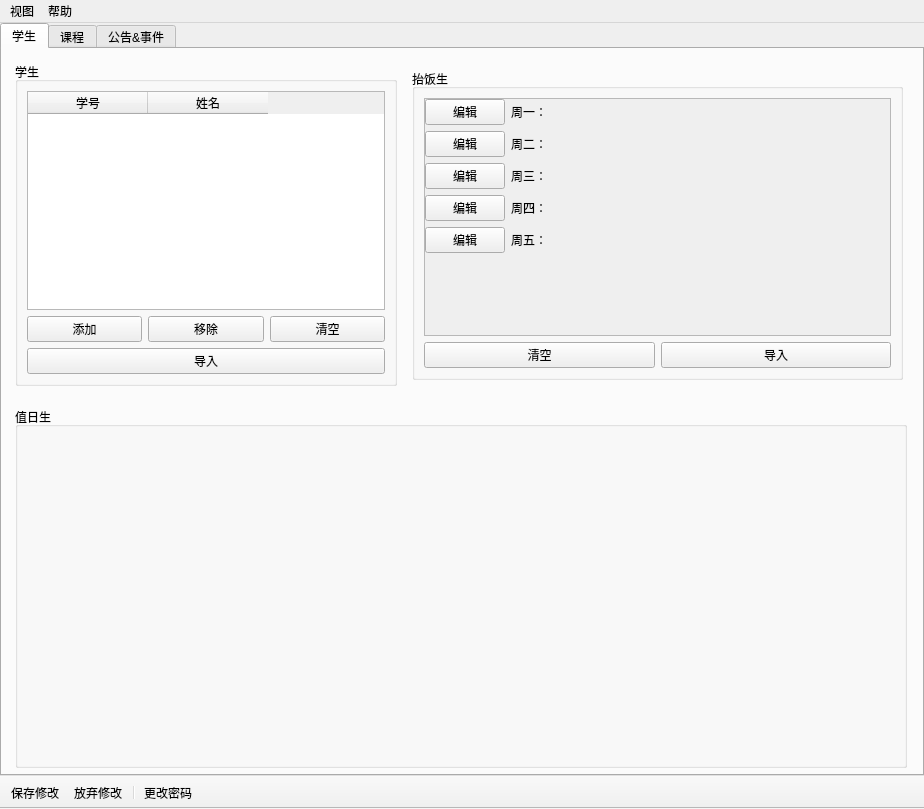
The window that src/ClassAdmin/MainWindow.ui (bili9blood/ClassSystem) describes before a commit, drawn with Qt 5.
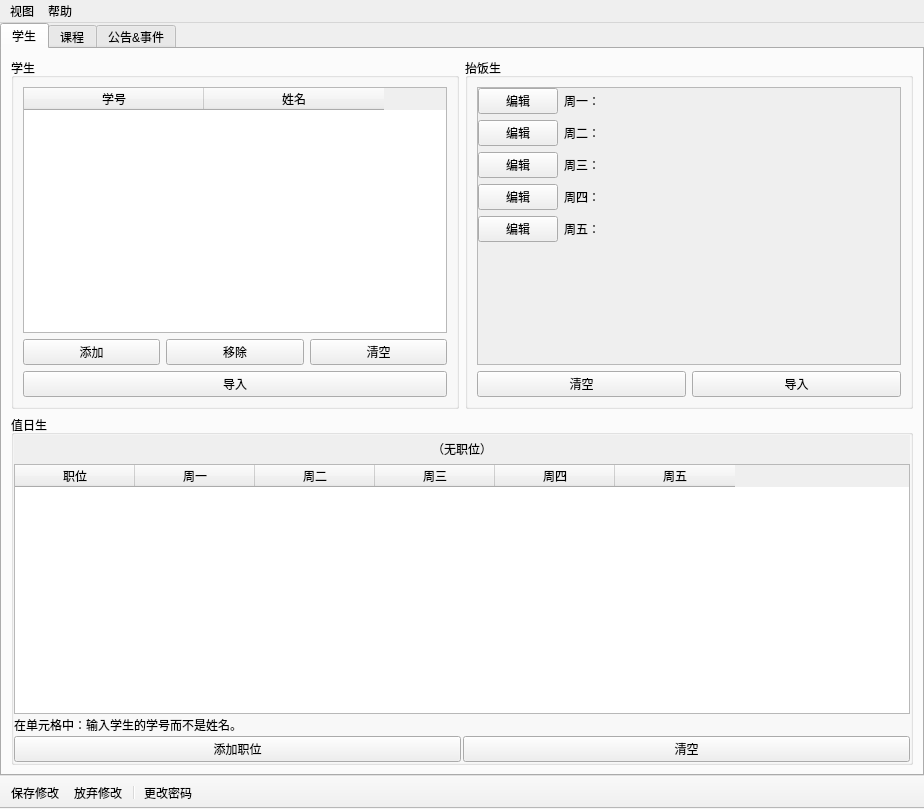
The same window after the commit. Icons and pictures are not drawn.

Commit message: ✨ feat(ClassAdmin): 编辑值日生

What changed in the file:
```diff
--- a/src/ClassAdmin/MainWindow.ui
+++ b/src/ClassAdmin/MainWindow.ui
@@ -54,15 +54,9 @@
        <attribute name="title">
         <string>学生</string>
        </attribute>
+       <layout class="QGridLayout" name="gridLayout_3">
+        <item row="0" column="0">
        <widget class="QGroupBox" name="groupBoxStudents">
-        <property name="geometry">
-         <rect>
-          <x>13</x>
-          <y>13</y>
-          <width>382</width>
-          <height>324</height>
-         </rect>
-        </property>
         <property name="title">
          <string>学生</string>
         </property>
@@ -88,7 +82,7 @@
             <number>0</number>
            </attribute>
            <attribute name="horizontalHeaderDefaultSectionSize">
-            <number>120</number>
+              <number>180</number>
            </attribute>
            <attribute name="verticalHeaderVisible">
             <bool>false</bool>
@@ -138,15 +132,148 @@
          </item>
         </layout>
        </widget>
+        </item>
+        <item row="1" column="0" colspan="2">
+         <widget class="QGroupBox" name="groupBoxStuOnDuty">
+          <property name="title">
+           <string>值日生</string>
+          </property>
+          <layout class="QVBoxLayout" name="verticalLayout_2">
+           <property name="spacing">
+            <number>2</number>
+           </property>
+           <property name="leftMargin">
+            <number>0</number>
+           </property>
+           <property name="topMargin">
+            <number>0</number>
+           </property>
+           <property name="rightMargin">
+            <number>0</number>
+           </property>
+           <property name="bottomMargin">
+            <number>0</number>
+           </property>
+           <item>
+            <widget class="QScrollArea" name="scrollAreaStuOnDuty">
+             <property name="frameShape">
+              <enum>QFrame::NoFrame</enum>
+             </property>
+             <property name="widgetResizable">
+              <bool>true</bool>
+             </property>
+             <widget class="QWidget" name="scrollAreaWidgetContents_2">
+              <property name="geometry">
+               <rect>
+                <x>0</x>
+                <y>0</y>
+                <width>890</width>
+                <height>252</height>
+               </rect>
+              </property>
+              <layout class="QVBoxLayout" name="verticalLayout_3">
+               <property name="leftMargin">
+                <number>0</number>
+               </property>
+               <property name="topMargin">
+                <number>5</number>
+               </property>
+               <property name="rightMargin">
+                <number>0</number>
+               </property>
+               <property name="bottomMargin">
+                <number>0</number>
+               </property>
+               <item alignment="Qt::AlignHCenter">
+                <widget class="QLabel" name="labelNoDutyJobs">
+                 <property name="text">
+                  <string>（无职位）</string>
+                 </property>
+                </widget>
+               </item>
+               <item>
+                <widget class="QTableWidget" name="stuOnDutyTable">
+                 <attribute name="horizontalHeaderDefaultSectionSize">
+                  <number>120</number>
+                 </attribute>
+                 <attribute name="verticalHeaderVisible">
+                  <bool>false</bool>
+                 </attribute>
+                 <attribute name="verticalHeaderMinimumSectionSize">
+                  <number>120</number>
+                 </attribute>
+                 <attribute name="verticalHeaderDefaultSectionSize">
+                  <number>120</number>
+                 </attribute>
+                 <column>
+                  <property name="text">
+                   <string>职位</string>
+                  </property>
+                 </column>
+                 <column>
+                  <property name="text">
+                   <string>周一</string>
+                  </property>
+                 </column>
+                 <column>
+                  <property name="text">
+                   <string>周二</string>
+                  </property>
+                 </column>
+                 <column>
+                  <property name="text">
+                   <string>周三</string>
+                  </property>
+                 </column>
+                 <column>
+                  <property name="text">
+                   <string>周四</string>
+                  </property>
+                 </column>
+                 <column>
+                  <property name="text">
+                   <string>周五</string>
+                  </property>
+                 </column>
+                </widget>
+               </item>
+              </layout>
+             </widget>
+            </widget>
+           </item>
+           <item>
+            <widget class="QLabel" name="label">
+             <property name="text">
+              <string>&lt;html&gt;&lt;head/&gt;&lt;body&gt;&lt;p&gt;在单元格中：输入学生的学号而不是姓名。&lt;/p&gt;&lt;/body&gt;&lt;/html&gt;</string>
+             </property>
+             <property name="wordWrap">
+              <bool>true</bool>
+             </property>
+            </widget>
+           </item>
+           <item>
+            <layout class="QHBoxLayout" name="horizontalLayout">
+             <item>
+              <widget class="QPushButton" name="pushButton_2">
+               <property name="text">
+                <string>添加职位</string>
+               </property>
+              </widget>
+             </item>
+             <item>
+              <widget class="QPushButton" name="btnClearStuOnDuty">
+               <property name="text">
+                <string>清空</string>
+               </property>
+              </widget>
+             </item>
+            </layout>
+           </item>
+          </layout>
+         </widget>
+        </item>
+        <item row="0" column="1">
        <widget class="QGroupBox" name="groupBoxMealStu">
-        <property name="geometry">
-         <rect>
-          <x>410</x>
-          <y>20</y>
-          <width>491</width>
-          <height>311</height>
-         </rect>
-        </property>
         <property name="title">
          <string>抬饭生</string>
         </property>
@@ -164,8 +291,8 @@
              <rect>
               <x>0</x>
               <y>0</y>
-              <width>461</width>
-              <height>220</height>
+                <width>411</width>
+                <height>243</height>
              </rect>
             </property>
             <layout class="QFormLayout" name="editMealStuLayout">
@@ -337,19 +464,8 @@
          </item>
         </layout>
        </widget>
-       <widget class="QGroupBox" name="groupBoxStuOnDuty">
-        <property name="geometry">
-         <rect>
-          <x>13</x>
-          <y>358</y>
-          <width>892</width>
-          <height>361</height>
-         </rect>
-        </property>
-        <property name="title">
-         <string>值日生</string>
-        </property>
-       </widget>
+        </item>
+       </layout>
       </widget>
       <widget class="QWidget" name="tabLessons">
        <attribute name="title">
```
Left out of the diff: 71 changed lines with no effect on the pictures. Lines whose indentation alone changed are shown as unchanged. The commit also changes 12 other files.
